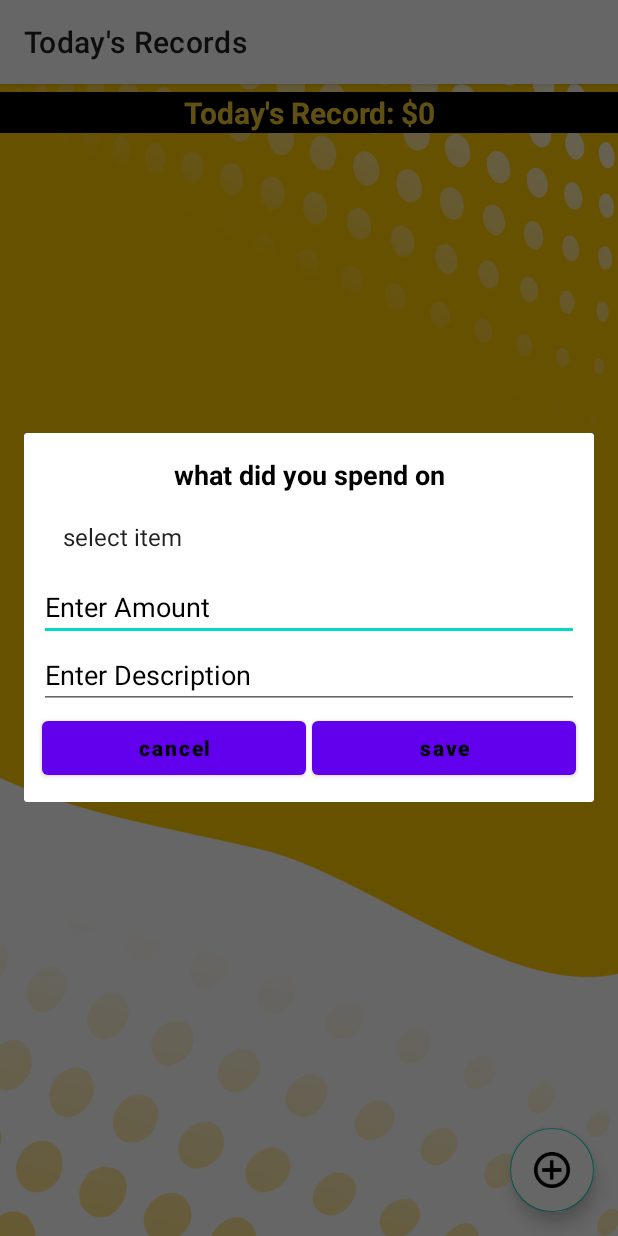
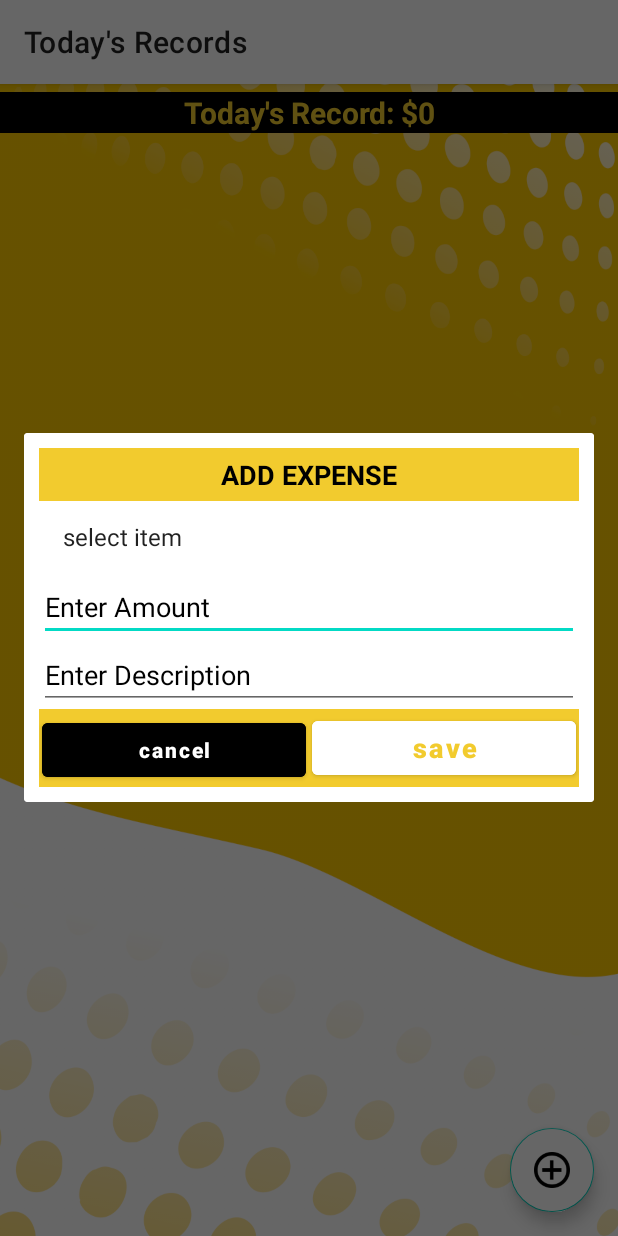
Before and after one commit to Maderobills/Track_Expense-1, an Android app: the screen it shows after launch once a user with an empty profile is signed in (Dashboard), after a tap on an icon or button, on a phone screen of 412 x 824 dp. Run offline under Robolectric (Android 15) with nearby library versions, the phone set to English and light mode, and no system bars; our stand-ins replace Firebase (no records; nobody signed in at launch, a user with empty details on screens opened directly).

Commit message:
link loader and input interface

```diff
--- a/app/src/main/res/layout/input_layout.xml
+++ b/app/src/main/res/layout/input_layout.xml
@@ -18,12 +18,13 @@
             android:layout_width="match_parent"
             android:layout_height="wrap_content"
             android:orientation="horizontal"
+            android:background="#F2CB2E"
             android:gravity="center">
 
             <TextView
                 android:layout_width="match_parent"
                 android:layout_height="wrap_content"
-                android:text="what did you spend on"
+                android:text="ADD EXPENSE"
                 android:gravity="center"
                 android:textColor="#000"
                 android:textStyle="bold"
@@ -35,7 +36,8 @@
         <LinearLayout
             android:layout_width="match_parent"
             android:layout_height="wrap_content"
-            android:orientation="vertical">
+            android:orientation="vertical"
+            android:background="#FFFFFF">
 
             <Spinner
                 android:layout_width="match_parent"
@@ -66,7 +68,8 @@
         <LinearLayout
             android:layout_width="match_parent"
             android:layout_height="wrap_content"
-            android:orientation="horizontal">
+            android:orientation="horizontal"
+            android:background="#F2CB2E">
 
             <RelativeLayout
                 android:layout_width="0dp"
@@ -74,14 +77,18 @@
                 android:layout_weight="1">
 
                 <Button
+                    android:id="@+id/cancel"
                     android:layout_width="match_parent"
                     android:layout_height="wrap_content"
-                    android:id="@+id/cancel"
+                    android:layout_marginStart="2dp"
+                    android:layout_marginTop="2dp"
+                    android:layout_marginEnd="2dp"
+                    android:layout_marginBottom="2dp"
+                    android:backgroundTint="#000"
                     android:text="cancel"
                     android:textAllCaps="false"
-                    android:textColor="#000"
-                    android:textStyle="bold"
-                    android:layout_margin="2dp"/>
+                    android:textColor="#FFF"
+                    android:textStyle="bold" />
 
 
 
@@ -98,8 +105,10 @@
                     android:id="@+id/save"
                     android:text="save"
                     android:textAllCaps="false"
-                    android:textColor="#000"
+                    android:textColor="#F2CB2E"
                     android:textStyle="bold"
+                    android:backgroundTint="@color/white"
+                    android:textSize="18sp"
                     android:layout_margin="2dp"/>
 
 
```
